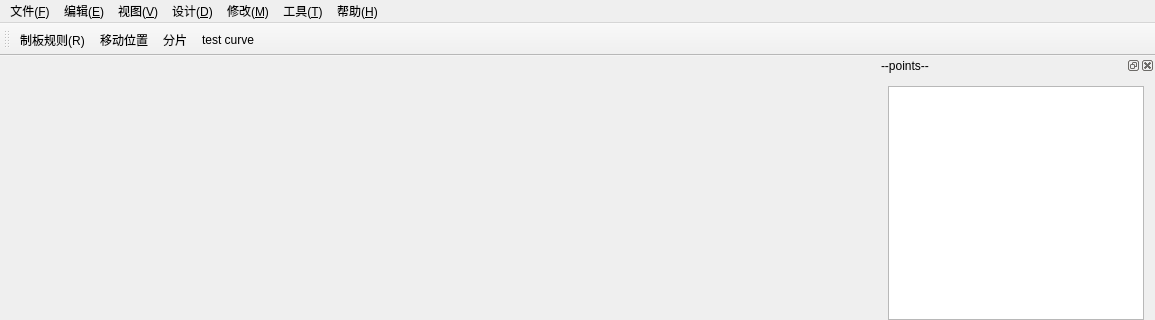
Qt form mainwindow.ui (wushuangabao/ClothingPatternDesignSystem) before a commit; both pictures show x 0 to 1155 and y 0 to 320 of the 1155 by 657 pixel window.
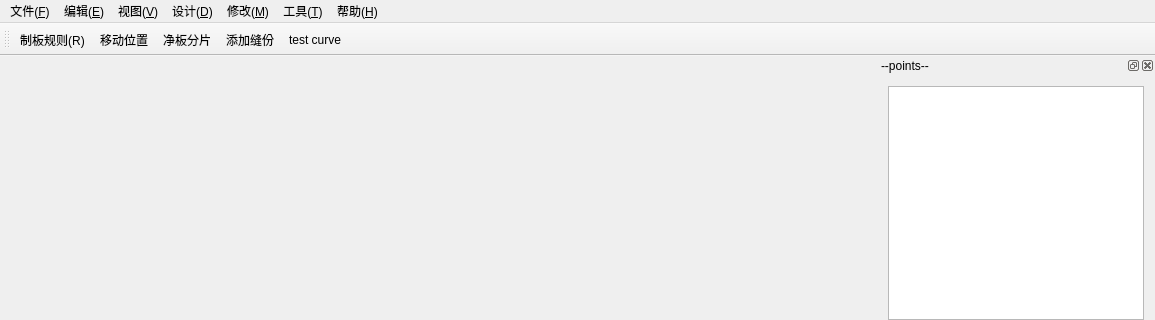
The same form after that commit.

What changed in the file:
```diff
--- a/mainwindow.ui
+++ b/mainwindow.ui
@@ -137,6 +137,7 @@
    <addaction name="action_Rule"/>
    <addaction name="action_MovePath"/>
    <addaction name="action_FenPian"/>
+   <addaction name="action_FengFeng"/>
    <addaction name="actiontest_curve"/>
   </widget>
   <widget class="QStatusBar" name="statusBar"/>
@@ -435,7 +436,12 @@
   </action>
   <action name="action_FenPian">
    <property name="text">
-    <string>分片</string>
+    <string>净板分片</string>
+   </property>
+  </action>
+  <action name="action_FengFeng">
+   <property name="text">
+    <string>添加缝份</string>
    </property>
   </action>
  </widget>
```
Left out of the diff: 2 changed lines with no effect on the pictures.
